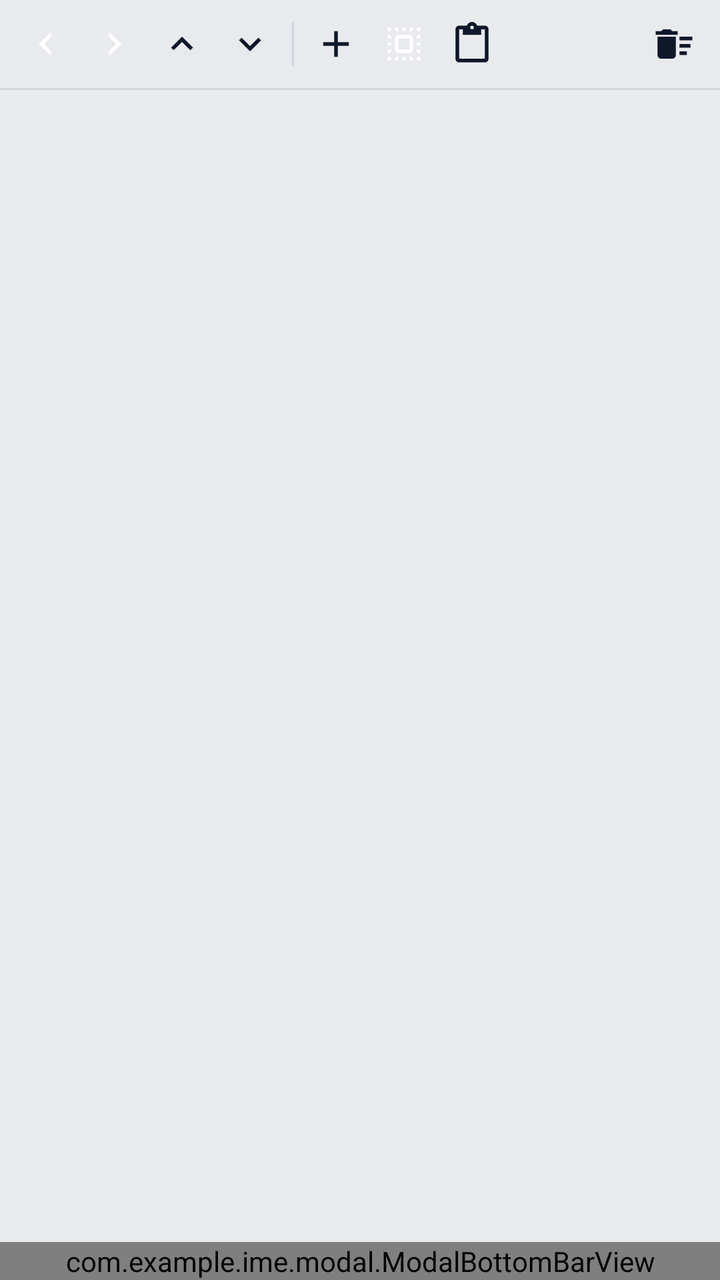
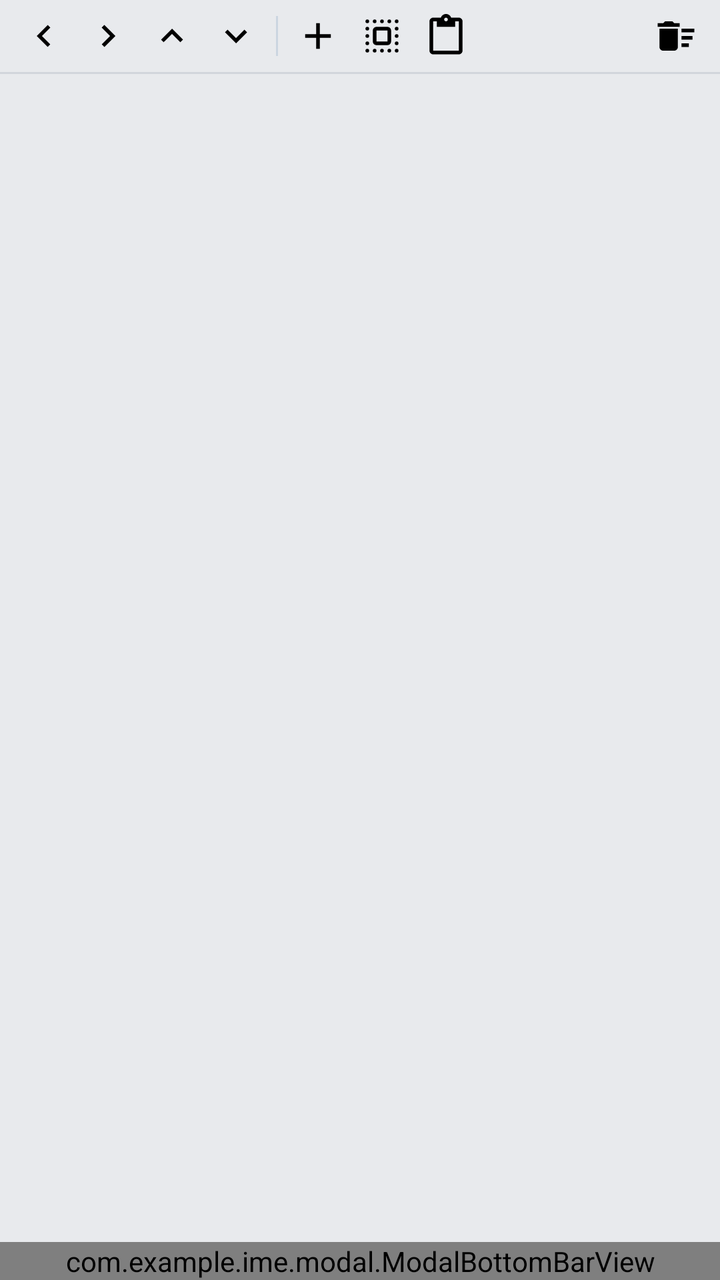

Screens rendered from an Android XML layout before and after an edit, with the pre-edit source and the edit as a unified diff.
<!-- AndroidManifest.xml: application theme Theme.MyApplication -->
<!-- res/layout/view_quick_notes_modal.xml -->
<?xml version="1.0" encoding="utf-8"?>
<LinearLayout xmlns:android="http://schemas.android.com/apk/res/android"
    android:layout_width="match_parent"
    android:layout_height="match_parent"
    android:background="#E8EAED"
    android:orientation="vertical">

    
    <LinearLayout
        android:id="@+id/speedIslandBar"
        android:layout_width="match_parent"
        android:layout_height="44dp"
        android:background="#E8EAED"
        android:gravity="center_vertical"
        android:orientation="horizontal"
        android:paddingHorizontal="6dp">

        
        <ImageButton
            android:id="@+id/btnNavLeft"
            android:layout_width="34dp"
            android:layout_height="34dp"
            android:background="?android:attr/selectableItemBackgroundBorderless"
            android:contentDescription="Cursor Left"
            android:scaleType="fitCenter"
            android:padding="6dp"
            android:src="@drawable/ic_arrow_left" />

        <ImageButton
            android:id="@+id/btnNavRight"
            android:layout_width="34dp"
            android:layout_height="34dp"
            android:background="?android:attr/selectableItemBackgroundBorderless"
            android:contentDescription="Cursor Right"
            android:scaleType="fitCenter"
            android:padding="6dp"
            android:src="@drawable/ic_arrow_right" />

        <ImageButton
            android:id="@+id/btnNavUp"
            android:layout_width="34dp"
            android:layout_height="34dp"
            android:background="?android:attr/selectableItemBackgroundBorderless"
            android:contentDescription="Cursor Up"
            android:scaleType="fitCenter"
            android:padding="6dp"
            android:src="@drawable/ic_arrow_up" />

        <ImageButton
            android:id="@+id/btnNavDown"
            android:layout_width="34dp"
            android:layout_height="34dp"
            android:background="?android:attr/selectableItemBackgroundBorderless"
            android:contentDescription="Cursor Down"
            android:scaleType="fitCenter"
            android:padding="6dp"
            android:src="@drawable/ic_arrow_down" />

        <View
            android:layout_width="1dp"
            android:layout_height="22dp"
            android:layout_marginHorizontal="4dp"
            android:background="#CBD5E1" />

        
        <ImageButton
            android:id="@+id/btnAddNote"
            android:layout_width="34dp"
            android:layout_height="34dp"
            android:background="?android:attr/selectableItemBackgroundBorderless"
            android:contentDescription="Add Quick Note"
            android:scaleType="fitCenter"
            android:padding="6dp"
            android:src="@drawable/ic_add" />

        
        <ImageButton
            android:id="@+id/btnSelectAll"
            android:layout_width="34dp"
            android:layout_height="34dp"
            android:background="?android:attr/selectableItemBackgroundBorderless"
            android:contentDescription="Select All"
            android:scaleType="fitCenter"
            android:padding="6dp"
            android:src="@drawable/ic_select_all_rounded" />

        <ImageButton
            android:id="@+id/btnPaste"
            android:layout_width="34dp"
            android:layout_height="34dp"
            android:background="?android:attr/selectableItemBackgroundBorderless"
            android:contentDescription="Paste to New Note"
            android:scaleType="fitCenter"
            android:padding="6dp"
            android:src="@drawable/ic_paste" />

        <View
            android:layout_width="0dp"
            android:layout_height="0dp"
            android:layout_weight="1" />

        
        <ImageButton
            android:id="@+id/btnClearUnpinnedNotes"
            android:layout_width="34dp"
            android:layout_height="34dp"
            android:background="?android:attr/selectableItemBackgroundBorderless"
            android:contentDescription="Clear Notes"
            android:scaleType="fitCenter"
            android:padding="6dp"
            android:src="@drawable/ic_delete_sweep" />
    </LinearLayout>

    <View
        android:layout_width="match_parent"
        android:layout_height="1dp"
        android:background="#D1D5DB" />

    
    <FrameLayout
        android:layout_width="match_parent"
        android:layout_height="0dp"
        android:layout_weight="1"
        android:padding="4dp">

        <androidx.recyclerview.widget.RecyclerView
            android:id="@+id/rvQuickNotesCards"
            android:layout_width="match_parent"
            android:layout_height="match_parent"
            android:clipToPadding="false"
            android:scrollbars="vertical" />

        <TextView
            android:id="@+id/tvEmptyNotesPlaceholder"
            android:layout_width="wrap_content"
            android:layout_height="wrap_content"
            android:layout_gravity="center"
            android:gravity="center"
            android:padding="16dp"
            android:text="No quick notes yet\nTap ➕ or move items from clipboard"
            android:textColor="#64748B"
            android:textSize="14sp"
            android:visibility="gone" />
    </FrameLayout>

    
    <com.example.ime.modal.ModalBottomBarView
        android:id="@+id/modalBottomBar"
        android:layout_width="match_parent"
        android:layout_height="wrap_content" />

</LinearLayout>
<!-- resources referenced by this layout -->
<resources>
  <!-- drawable ic_add (drawable) -->
  <vector xmlns:android="http://schemas.android.com/apk/res/android"
      android:width="24dp"
      android:height="24dp"
      android:viewportWidth="24"
      android:viewportHeight="24">
    <path
        android:fillColor="#0F172A"
        android:pathData="M19,13h-6v6h-2v-6H5v-2h6V5h2v6h6v2z"/>
  </vector>
  <!-- drawable ic_arrow_down (drawable) -->
  <vector xmlns:android="http://schemas.android.com/apk/res/android"
      android:width="24dp"
      android:height="24dp"
      android:viewportWidth="24"
      android:viewportHeight="24">
      <path
          android:fillColor="#0F172A"
          android:pathData="M7.41,8.59L12,13.17l4.59,-4.58L18,10l-6,6 -6,-6z"/>
  </vector>
  <!-- drawable ic_arrow_left (drawable) -->
  <vector xmlns:android="http://schemas.android.com/apk/res/android"
      android:height="24dp"
      android:width="24dp"
      android:viewportHeight="24"
      android:viewportWidth="24">
      <path android:fillColor="#FFFFFFFF"
          android:pathData="M15.41,16.59L10.83,12l4.58,-4.59L14,6l-6,6 6,6 1.41,-1.41z"/>
  </vector>
  <!-- drawable ic_arrow_right (drawable) -->
  <vector xmlns:android="http://schemas.android.com/apk/res/android"
      android:height="24dp"
      android:width="24dp"
      android:viewportHeight="24"
      android:viewportWidth="24">
      <path android:fillColor="#FFFFFFFF"
          android:pathData="M8.59,16.59L13.17,12L8.59,7.41L10,6l6,6l-6,6L8.59,16.59z"/>
  </vector>
  <!-- drawable ic_arrow_up (drawable) -->
  <vector xmlns:android="http://schemas.android.com/apk/res/android"
      android:width="24dp"
      android:height="24dp"
      android:viewportWidth="24"
      android:viewportHeight="24">
      <path
          android:fillColor="#0F172A"
          android:pathData="M7.41,15.41L12,10.83l4.59,4.58L18,14l-6,-6 -6,6z"/>
  </vector>
  <!-- drawable ic_delete_sweep (drawable) -->
  <vector xmlns:android="http://schemas.android.com/apk/res/android"
      android:width="24dp"
      android:height="24dp"
      android:viewportWidth="24"
      android:viewportHeight="24">
    <path
        android:fillColor="#0F172A"
        android:pathData="M15,16h4v2h-4zM15,8h7v2h-7zM15,12h6v2h-6zM3,18c0,1.1 0.9,2 2,2h6c1.1,0 2,-0.9 2,-2V8H3v10zM14,5h-3l-1,-1H6L5,5H2v2h12V5z"/>
  </vector>
  <!-- drawable ic_paste (drawable) -->
  <vector xmlns:android="http://schemas.android.com/apk/res/android"
      android:width="24dp"
      android:height="24dp"
      android:viewportWidth="24"
      android:viewportHeight="24">
      <path
          android:fillColor="#0F172A"
          android:pathData="M19,2h-4.18C14.4,0.84 13.3,0 12,0c-1.3,0 -2.4,0.84 -2.82,2H5c-1.1,0 -2,0.9 -2,2v16c0,1.1 0.9,2 2,2h14c1.1,0 2,-0.9 2,-2V4c0,-1.1 -0.9,-2 -2,-2zm-7,0c0.55,0 1,0.45 1,1s-0.45,1 -1,1 -1,-0.45 -1,-1 0.45,-1 1,-1zm7,18H5V4h2v3h10V4h2v16z"/>
  </vector>
  <style name="Theme.MyApplication" parent="android:Theme.DeviceDefault.NoActionBar">
          <item name="android:fitsSystemWindows">true</item>
          <item name="android:statusBarColor">#FFFFFF</item>
          <item name="android:windowLightStatusBar">true</item>
          <item name="android:navigationBarColor">#F8FAFC</item>
          <item name="android:windowLightNavigationBar">true</item>
      </style>
  <!-- unchanged entries left out for length: 1 -->
</resources>

<!-- the commit's change to res/layout/view_quick_notes_modal.xml (unified diff, before → after) -->
@@ -9,7 +9,7 @@
     <LinearLayout
         android:id="@+id/speedIslandBar"
         android:layout_width="match_parent"
-        android:layout_height="44dp"
+        android:layout_height="36dp"
         android:background="#E8EAED"
         android:gravity="center_vertical"
         android:orientation="horizontal"
@@ -18,80 +18,87 @@
         
         <ImageButton
             android:id="@+id/btnNavLeft"
-            android:layout_width="34dp"
-            android:layout_height="34dp"
+            android:layout_width="32dp"
+            android:layout_height="32dp"
             android:background="?android:attr/selectableItemBackgroundBorderless"
             android:contentDescription="Cursor Left"
             android:scaleType="fitCenter"
-            android:padding="6dp"
+            android:padding="5dp"
+            android:tint="#000000"
             android:src="@drawable/ic_arrow_left" />
 
         <ImageButton
             android:id="@+id/btnNavRight"
-            android:layout_width="34dp"
-            android:layout_height="34dp"
+            android:layout_width="32dp"
+            android:layout_height="32dp"
             android:background="?android:attr/selectableItemBackgroundBorderless"
             android:contentDescription="Cursor Right"
             android:scaleType="fitCenter"
-            android:padding="6dp"
+            android:padding="5dp"
+            android:tint="#000000"
             android:src="@drawable/ic_arrow_right" />
 
         <ImageButton
             android:id="@+id/btnNavUp"
-            android:layout_width="34dp"
-            android:layout_height="34dp"
+            android:layout_width="32dp"
+            android:layout_height="32dp"
             android:background="?android:attr/selectableItemBackgroundBorderless"
             android:contentDescription="Cursor Up"
             android:scaleType="fitCenter"
-            android:padding="6dp"
+            android:padding="5dp"
+            android:tint="#000000"
             android:src="@drawable/ic_arrow_up" />
 
         <ImageButton
             android:id="@+id/btnNavDown"
-            android:layout_width="34dp"
-            android:layout_height="34dp"
+            android:layout_width="32dp"
+            android:layout_height="32dp"
             android:background="?android:attr/selectableItemBackgroundBorderless"
             android:contentDescription="Cursor Down"
             android:scaleType="fitCenter"
-            android:padding="6dp"
+            android:padding="5dp"
+            android:tint="#000000"
             android:src="@drawable/ic_arrow_down" />
 
         <View
             android:layout_width="1dp"
-            android:layout_height="22dp"
+            android:layout_height="20dp"
             android:layout_marginHorizontal="4dp"
             android:background="#CBD5E1" />
 
         
         <ImageButton
             android:id="@+id/btnAddNote"
-            android:layout_width="34dp"
-            android:layout_height="34dp"
+            android:layout_width="32dp"
+            android:layout_height="32dp"
             android:background="?android:attr/selectableItemBackgroundBorderless"
             android:contentDescription="Add Quick Note"
             android:scaleType="fitCenter"
-            android:padding="6dp"
+            android:padding="5dp"
+            android:tint="#000000"
             android:src="@drawable/ic_add" />
 
         
         <ImageButton
             android:id="@+id/btnSelectAll"
-            android:layout_width="34dp"
-            android:layout_height="34dp"
+            android:layout_width="32dp"
+            android:layout_height="32dp"
             android:background="?android:attr/selectableItemBackgroundBorderless"
             android:contentDescription="Select All"
             android:scaleType="fitCenter"
-            android:padding="6dp"
+            android:padding="5dp"
+            android:tint="#000000"
             android:src="@drawable/ic_select_all_rounded" />
 
         <ImageButton
             android:id="@+id/btnPaste"
-            android:layout_width="34dp"
-            android:layout_height="34dp"
+            android:layout_width="32dp"
+            android:layout_height="32dp"
             android:background="?android:attr/selectableItemBackgroundBorderless"
             android:contentDescription="Paste to New Note"
             android:scaleType="fitCenter"
-            android:padding="6dp"
+            android:padding="5dp"
+            android:tint="#000000"
             android:src="@drawable/ic_paste" />
 
         <View
@@ -102,12 +109,13 @@
         
         <ImageButton
             android:id="@+id/btnClearUnpinnedNotes"
-            android:layout_width="34dp"
-            android:layout_height="34dp"
+            android:layout_width="32dp"
+            android:layout_height="32dp"
             android:background="?android:attr/selectableItemBackgroundBorderless"
             android:contentDescription="Clear Notes"
             android:scaleType="fitCenter"
-            android:padding="6dp"
+            android:padding="5dp"
+            android:tint="#000000"
             android:src="@drawable/ic_delete_sweep" />
     </LinearLayout>
 
